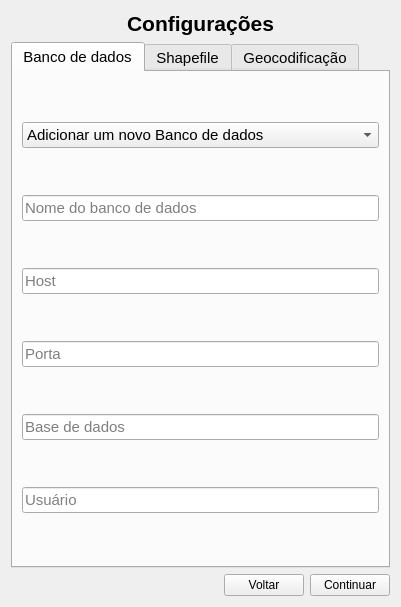
Before: the Qt Designer form settings/config_window.ui in spuhub/prisma, drawn with Qt 5.
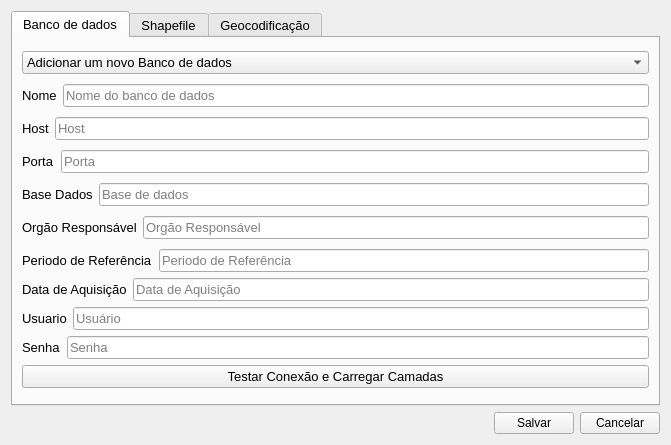
After: the same form once the commit is applied. The open tabs and pages were chosen to show the change.

Diff of the .ui file:
```diff
--- a/settings/config_window.ui
+++ b/settings/config_window.ui
@@ -6,36 +6,19 @@
    <rect>
     <x>0</x>
     <y>0</y>
-    <width>401</width>
-    <height>607</height>
+    <width>671</width>
+    <height>445</height>
    </rect>
   </property>
   <property name="windowTitle">
-   <string>Form</string>
-  </property>
-  <layout class="QVBoxLayout" name="verticalLayout">
-   <item>
-    <widget class="QLabel" name="label">
-     <property name="font">
-      <font>
-       <pointsize>16</pointsize>
-       <weight>75</weight>
-       <bold>true</bold>
-      </font>
-     </property>
-     <property name="text">
       <string>Configurações</string>
      </property>
-     <property name="alignment">
-      <set>Qt::AlignCenter</set>
-     </property>
-    </widget>
-   </item>
+  <layout class="QVBoxLayout" name="verticalLayout_4">
    <item>
     <widget class="QTabWidget" name="tabWidget">
      <property name="font">
       <font>
-       <pointsize>11</pointsize>
+       <pointsize>10</pointsize>
       </font>
      </property>
      <property name="tabPosition">
@@ -65,7 +48,16 @@
         </widget>
        </item>
        <item>
-        <widget class="QLineEdit" name="lineEdit">
+        <layout class="QHBoxLayout" name="horizontalLayout_3">
+         <item>
+          <widget class="QLabel" name="label_2">
+           <property name="text">
+            <string>Nome</string>
+           </property>
+          </widget>
+         </item>
+         <item>
+          <widget class="QLineEdit" name="nomeBase">
          <property name="accessibleName">
           <string/>
          </property>
@@ -89,8 +81,19 @@
          </property>
         </widget>
        </item>
+        </layout>
+       </item>
        <item>
-        <widget class="QLineEdit" name="lineEdit_3">
+        <layout class="QHBoxLayout" name="horizontalLayout_4">
+         <item>
+          <widget class="QLabel" name="label_3">
+           <property name="text">
+            <string>Host</string>
+           </property>
+          </widget>
+         </item>
+         <item>
+          <widget class="QLineEdit" name="host">
          <property name="text">
           <string/>
          </property>
@@ -99,28 +102,146 @@
          </property>
         </widget>
        </item>
+        </layout>
+       </item>
        <item>
-        <widget class="QLineEdit" name="lineEdit_5">
+        <layout class="QHBoxLayout" name="horizontalLayout_5">
+         <item>
+          <widget class="QLabel" name="label_4">
+           <property name="text">
+            <string>Porta</string>
+           </property>
+          </widget>
+         </item>
+         <item>
+          <widget class="QLineEdit" name="porta">
          <property name="placeholderText">
           <string>Porta</string>
          </property>
         </widget>
        </item>
+        </layout>
+       </item>
        <item>
-        <widget class="QLineEdit" name="lineEdit_6">
+        <layout class="QHBoxLayout" name="horizontalLayout_6">
+         <item>
+          <widget class="QLabel" name="label_5">
+           <property name="text">
+            <string>Base Dados</string>
+           </property>
+          </widget>
+         </item>
+         <item>
+          <widget class="QLineEdit" name="baseDeDados">
          <property name="placeholderText">
           <string>Base de dados</string>
          </property>
         </widget>
        </item>
+        </layout>
+       </item>
        <item>
-        <widget class="QLineEdit" name="lineEdit_4">
+        <layout class="QHBoxLayout" name="horizontalLayout_9">
+         <item>
+          <widget class="QLabel" name="label_8">
+           <property name="text">
+            <string>Orgão Responsável</string>
+           </property>
+          </widget>
+         </item>
+         <item>
+          <widget class="QLineEdit" name="orgaoResponsavelbase">
+           <property name="placeholderText">
+            <string>Orgão Responsável</string>
+           </property>
+          </widget>
+         </item>
+        </layout>
+       </item>
+       <item>
+        <layout class="QVBoxLayout" name="verticalLayout">
+         <item>
+          <layout class="QHBoxLayout" name="horizontalLayout_10">
+           <item>
+            <widget class="QLabel" name="label_10">
+             <property name="text">
+              <string>Periodo de Referência</string>
+             </property>
+            </widget>
+           </item>
+           <item>
+            <widget class="QLineEdit" name="periosReferenciaBase">
+             <property name="placeholderText">
+              <string>Periodo de Referência</string>
+             </property>
+            </widget>
+           </item>
+          </layout>
+         </item>
+         <item>
+          <layout class="QHBoxLayout" name="horizontalLayout_11">
+           <item>
+            <widget class="QLabel" name="label_9">
+             <property name="text">
+              <string>Data de Aquisição</string>
+             </property>
+            </widget>
+           </item>
+           <item>
+            <widget class="QLineEdit" name="dataAquisicaoBase">
+             <property name="placeholderText">
+              <string>Data de Aquisição</string>
+             </property>
+            </widget>
+           </item>
+          </layout>
+         </item>
+         <item>
+          <layout class="QHBoxLayout" name="horizontalLayout_7">
+           <item>
+            <widget class="QLabel" name="label_6">
+             <property name="text">
+              <string>Usuario</string>
+             </property>
+            </widget>
+           </item>
+           <item>
+            <widget class="QLineEdit" name="usuario">
          <property name="placeholderText">
           <string>Usuário</string>
          </property>
         </widget>
        </item>
       </layout>
+         </item>
+         <item>
+          <layout class="QHBoxLayout" name="horizontalLayout_8">
+           <item>
+            <widget class="QLabel" name="label_7">
+             <property name="text">
+              <string>Senha</string>
+             </property>
+            </widget>
+           </item>
+           <item>
+            <widget class="QLineEdit" name="senha">
+             <property name="placeholderText">
+              <string>Senha</string>
+             </property>
+            </widget>
+           </item>
+          </layout>
+         </item>
+         <item>
+          <widget class="QPushButton" name="testarBaseCarregarCamadas">
+           <property name="text">
+            <string>Testar Conexão e Carregar Camadas</string>
+           </property>
+          </widget>
+         </item>
+        </layout>
+       </item>
+      </layout>
      </widget>
      <widget class="QWidget" name="tab_shp">
       <attribute name="title">
@@ -168,7 +289,14 @@
          <item>
           <layout class="QHBoxLayout" name="horizontalLayout_2">
            <item>
-            <widget class="QLineEdit" name="lineEdit_7">
+          <widget class="QLabel" name="label">
+           <property name="text">
+            <string>Caminho do Shapefile</string>
+           </property>
+          </widget>
+         </item>
+         <item>
+          <widget class="QLineEdit" name="diretorioLocal">
              <property name="font">
               <font>
                <pointsize>11</pointsize>
@@ -254,14 +382,14 @@
      <item>
       <widget class="QPushButton" name="btn_voltar">
        <property name="text">
-        <string>Voltar</string>
+        <string>Salvar</string>
        </property>
       </widget>
      </item>
      <item>
       <widget class="QPushButton" name="btn_continuar">
        <property name="text">
-        <string>Continuar</string>
+        <string>Cancelar</string>
        </property>
       </widget>
      </item>
```
Left out of the diff: 177 changed lines with no effect on the pictures. Lines whose indentation alone changed are shown as unchanged.
